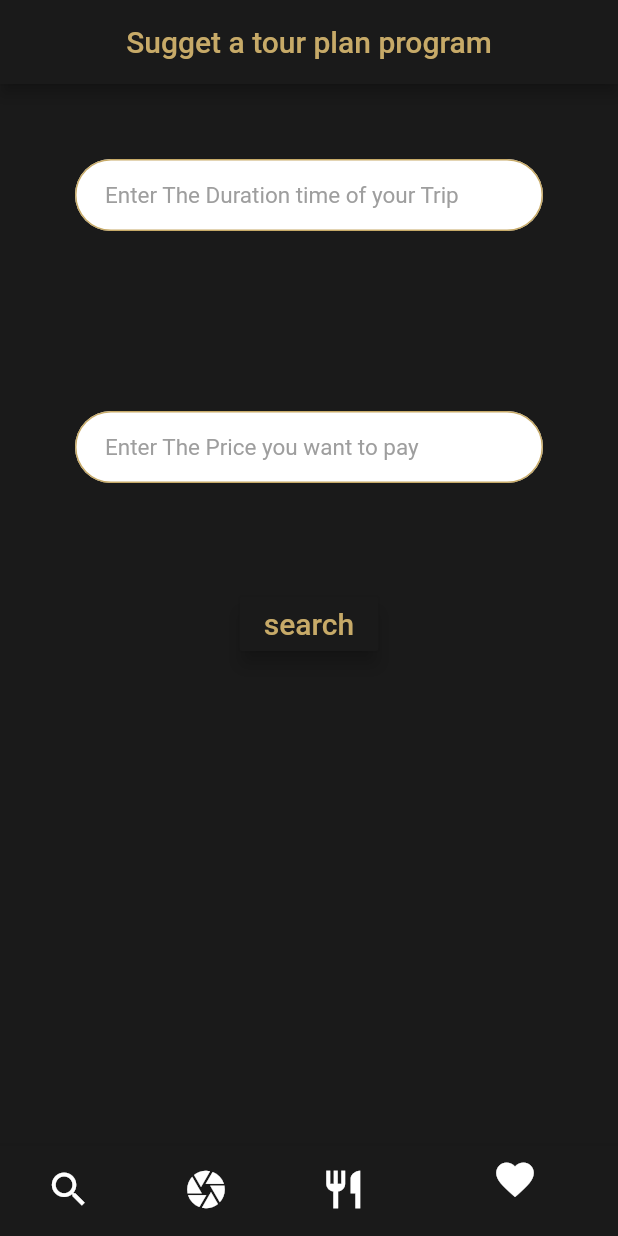
After one commit to AbdullahHanfy/DiscoverEgy_flutter_app, a Flutter app: the PageSelector screen opened by its route, item 4 of the bottom bar chosen, after a tap on "search", on a phone screen of 412 x 824 dp. The commit adds this screen. Run offline on Flutter 3.47's test engine with Material 2 defaults, Android fonts, the phone set to English and light mode, and no system bars; our stand-ins replace flutter_spinkit, fluttertoast, font_awesome_flutter, geolocator, image_picker, modal_progress_hud.

Commit message:
V0.1(add trip inputs)

```diff
--- a/lib/main.dart
+++ b/lib/main.dart
@@ -6,6 +6,7 @@ import './screens/museum_screen.dart';
 import './screens/page_selector.dart';
 import './screens/registration_screen.dart';
 import './screens/welcome_screen.dart';
+import './screens/trip_inputs.dart';
 
 void main() => runApp(DiscoverEGY());
 
@@ -22,6 +23,7 @@ class DiscoverEGY extends StatelessWidget {
         HomePage.id: (context) => HomePage(),
         DestinationScreen.id: (context) => DestinationScreen(),
         MuseumScreen.id: (context) => MuseumScreen(),
+        TripInputs.id: (context) => TripInputs()
       },
     );
   }
--- /dev/null
+++ b/lib/models/trip_program_deatails_model..dart
@@ -0,0 +1,17 @@
+class TripProgramDetails {
+  String imageUrl;
+  String name;
+  String type;
+  List<String> duration;
+  int rating;
+  int price;
+
+  TripProgramDetails({
+    this.imageUrl,
+    this.name,
+    this.type,
+    this.duration,
+    this.rating,
+    this.price,
+  });
+}
--- a/lib/screens/page_selector.dart
+++ b/lib/screens/page_selector.dart
@@ -1,6 +1,7 @@
 import 'package:flutter/material.dart';
 import 'HomePage.dart';
 import './museum_screen.dart';
+import './trip_inputs.dart';
 
 class PageSelector extends StatefulWidget {
   static String id = 'pageSelector';
@@ -11,11 +12,7 @@ class PageSelector extends StatefulWidget {
 class _PageSelectorState extends State<PageSelector> {
   int _currentTab = 0;
 
-  final _pageOptions = [
-    HomePage(),
-    MuseumScreen(),
-    HomePage(),
-  ];
+  final _pageOptions = [HomePage(), MuseumScreen(), HomePage(), TripInputs()];
 
   @override
   Widget build(BuildContext context) {
@@ -29,7 +26,7 @@ class _PageSelectorState extends State<PageSelector> {
             primaryColor: Color(0xffc7aa68),
             textTheme: Theme.of(context)
                 .textTheme
-                .copyWith(caption: new TextStyle(color: Colors.white))),
+                .copyWith(caption: new TextStyle(color: Color(0xffc7aa68)))),
         child: BottomNavigationBar(
           currentIndex: _currentTab,
           onTap: (value) {
@@ -58,7 +55,14 @@ class _PageSelectorState extends State<PageSelector> {
                 size: 30.0,
               ),
               title: SizedBox.shrink(),
-            )
+            ),
+            BottomNavigationBarItem(
+              icon: Icon(
+                Icons.favorite,
+                size: 30.0,
+              ),
+              title: SizedBox.shrink(),
+            ),
           ],
         ),
       ),
--- /dev/null
+++ b/lib/screens/trip_inputs.dart
@@ -0,0 +1,86 @@
+import 'package:flutter/material.dart';
+import 'package:discover_egy/services/location.dart';
+import '../constants.dart';
+
+class TripInputs extends StatefulWidget {
+  static String id = 'tripInputs';
+  @override
+  _TripInputsState createState() => _TripInputsState();
+}
+
+class _TripInputsState extends State<TripInputs> {
+  Location location = Location();
+  String duration;
+  String price;
+
+  @override
+  void initState() {
+    super.initState();
+    location.getLocation();
+  } //after this function , I had access the location of the user
+
+  final kBlack = Color(0xff1a1a1a);
+  final kGold = Color(0xffc7aa68);
+  @override
+  Widget build(BuildContext context) {
+    return Scaffold(
+      backgroundColor: kBlack,
+      appBar: AppBar(
+        backgroundColor: kBlack,
+        centerTitle: true,
+        title: Text(
+          'Sugget a tour plan program',
+          style: TextStyle(color: kGold),
+        ),
+        automaticallyImplyLeading: false,
+      ),
+      body: SafeArea(
+          child: ListView(
+        children: [
+          Container(
+            padding: EdgeInsets.all(50.0),
+            child: TextFormField(
+              decoration: kTextFieldDecoration.copyWith(
+                hintText: 'Enter The Duration time of your Trip',
+              ),
+              onChanged: (value) {
+                duration = value;
+              },
+            ),
+          ),
+          SizedBox(
+            height: 20.0,
+          ),
+          Container(
+            padding: EdgeInsets.all(50.0),
+            child: TextFormField(
+              decoration: kTextFieldDecoration.copyWith(
+                hintText: 'Enter The Price you want to pay',
+              ),
+              onChanged: (value) {
+                price = value;
+              },
+            ),
+          ),
+          SizedBox(height: 20.0),
+          Center(
+            child: RaisedButton(
+              color: kBlack,
+              onPressed: () {
+                print(duration);
+                print(price);
+                print('${location.latitude}');
+              },
+              elevation: 5.0,
+              splashColor: kBlack,
+              child: Text(
+                'search',
+                style: TextStyle(color: kGold, fontSize: 20.0),
+              ),
+            ),
+          ),
+        ],
+      )),
+    );
+  }
+}
--- /dev/null
+++ b/lib/services/location.dart
@@ -0,0 +1,15 @@
+import 'package:geolocator/geolocator.dart';
+
+class Location {
+  double latitude;
+  double longtude;
+
+  Future<void> getLocation() async {
+    try {
+      Position position = await Geolocator().getCurrentPosition(
+          desiredAccuracy: LocationAccuracy.bestForNavigation);
+      latitude = position.latitude;
+      longtude = position.longitude;
+    } catch (e) {}
+  }
+}
--- a/pubspec.yaml
+++ b/pubspec.yaml
@@ -22,6 +22,8 @@ dependencies:
   spotlightnavbar:
   fluttertoast: ^7.0.2
   image_picker: ^0.6.5
+  geolocator: ^5.3.2+2
+  flutter_spinkit: ^4.1.2+1
 
 
 dev_dependencies:
```
Also changed, not shown: lib/screens/loading_screen.dart (added, +21 -0 lines), lib/screens/trip_outputs.dart (added, +14 -0 lines), pubspec.lock, 1 other file.
